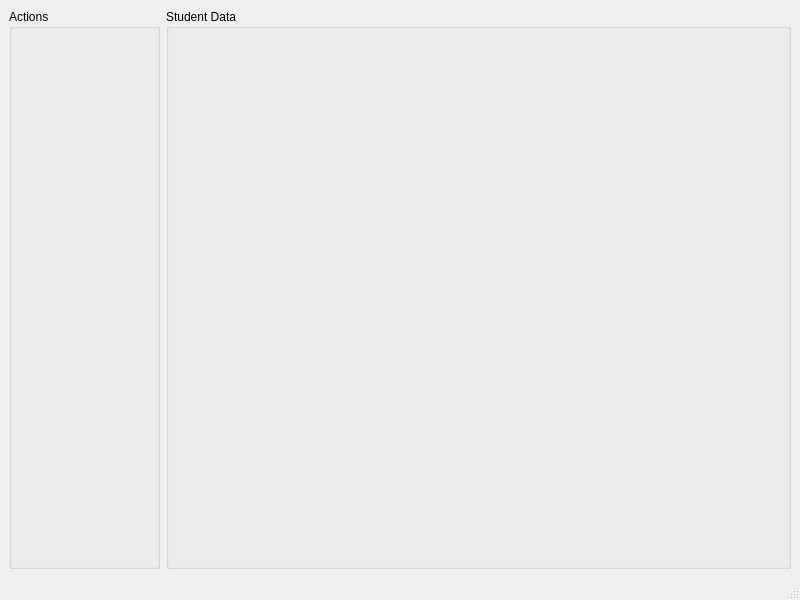
The window that PianoInvoice/base.ui (legojrp/PianoInvoice) describes before a commit, drawn with Qt 5.
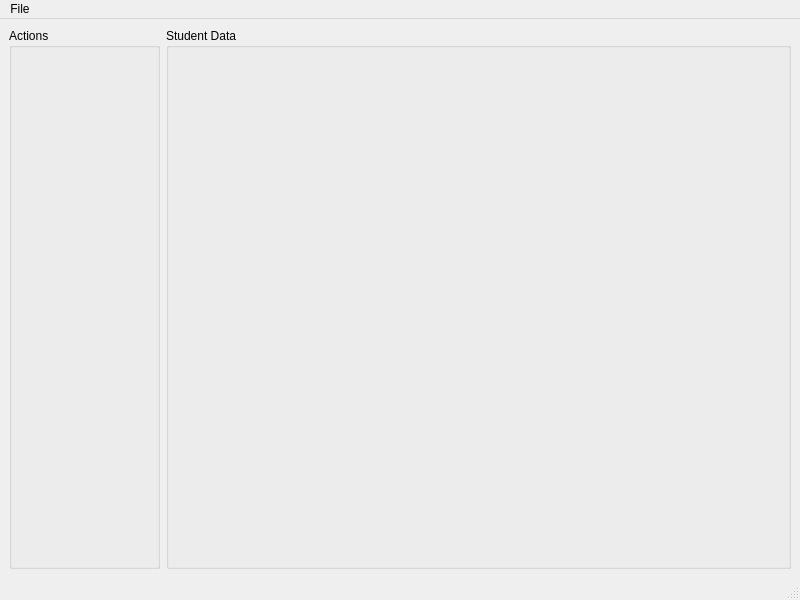
The same window after the commit.

Diff of the .ui file:
```diff
--- a/PianoInvoice/base.ui
+++ b/PianoInvoice/base.ui
@@ -69,6 +69,13 @@
      <height>20</height>
     </rect>
    </property>
+   <widget class="QMenu" name="menuFile">
+    <property name="title">
+     <string>File</string>
+    </property>
+    <addaction name="actionSomthing"/>
+   </widget>
+   <addaction name="menuFile"/>
   </widget>
   <widget class="QStatusBar" name="statusbar"/>
  </widget>
```
Left out of the diff: 5 changed lines with no effect on the pictures.
